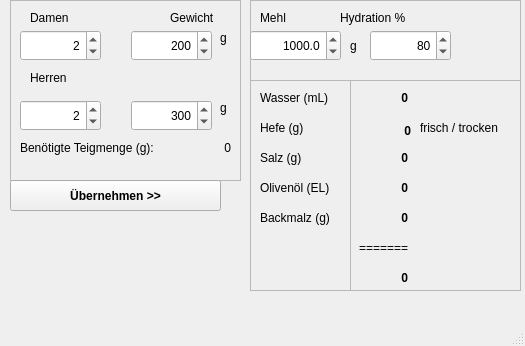
Before: the Qt Designer form pizzagenie.ui in markusmeyerhofer/PizzaGenie, drawn with Qt 5.
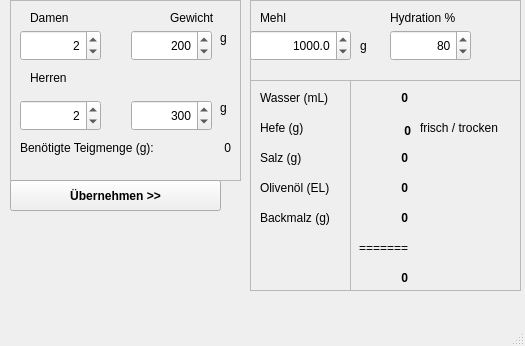
After: the same form once the commit is applied.

Commit message: adjusted again for Windows

The edit to the form file:
```diff
--- a/pizzagenie.ui
+++ b/pizzagenie.ui
@@ -45,9 +45,9 @@
     <widget class="QLabel" name="label_2">
      <property name="geometry">
       <rect>
-       <x>100</x>
+       <x>110</x>
        <y>30</y>
-       <width>16</width>
+       <width>21</width>
        <height>31</height>
       </rect>
      </property>
@@ -60,7 +60,7 @@
       <rect>
        <x>0</x>
        <y>30</y>
-       <width>91</width>
+       <width>101</width>
        <height>31</height>
       </rect>
      </property>
@@ -80,7 +80,7 @@
     <widget class="QSpinBox" name="hydrationSpinBox">
      <property name="geometry">
       <rect>
-       <x>120</x>
+       <x>140</x>
        <y>30</y>
        <width>81</width>
        <height>31</height>
@@ -96,9 +96,9 @@
     <widget class="QLabel" name="label_13">
      <property name="geometry">
       <rect>
-       <x>90</x>
+       <x>140</x>
        <y>10</y>
-       <width>81</width>
+       <width>71</width>
        <height>16</height>
       </rect>
      </property>
```
Left out of the diff: 2 changed lines with no effect on the pictures.
